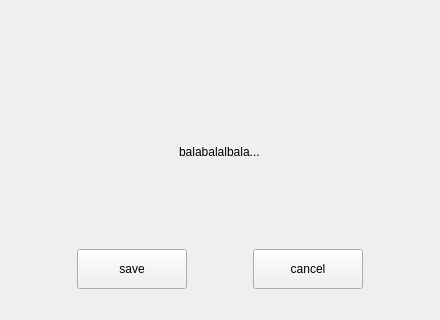
Above: plugins/account/src/pages/biometric-enroll-dialog/face-enroll-dialog/face-enroll-dialog.ui from openeuler-mirror/kiran-control-panel before the change; both pictures show x 0 to 440 and y 230 to 550 of the 440 by 550 pixel window. Below: the same form after it.
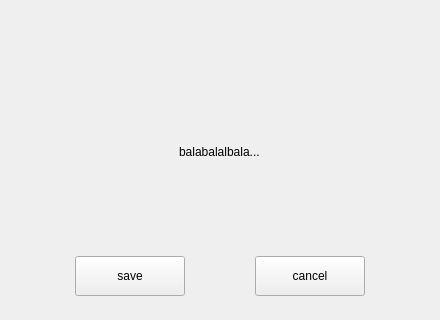
That is the form after the change. Custom widgets are drawn as their Qt base class.

Commit message:
feat(kiranui-2.4): Fixed display of classification sidebar, adjust the main window interface style to color block
- 分类侧边栏固定显示，调整主窗口界面风格为色块

```diff
--- a/plugins/account/src/pages/biometric-enroll-dialog/face-enroll-dialog/face-enroll-dialog.ui
+++ b/plugins/account/src/pages/biometric-enroll-dialog/face-enroll-dialog/face-enroll-dialog.ui
@@ -14,6 +14,39 @@
    <string>FaceEnrollDialog</string>
   </property>
   <layout class="QVBoxLayout" name="verticalLayout">
+   <property name="spacing">
+    <number>0</number>
+   </property>
+   <property name="leftMargin">
+    <number>4</number>
+   </property>
+   <property name="topMargin">
+    <number>4</number>
+   </property>
+   <property name="rightMargin">
+    <number>4</number>
+   </property>
+   <property name="bottomMargin">
+    <number>4</number>
+   </property>
+   <item>
+    <widget class="KiranColorBlock" name="widget" native="true">
+     <layout class="QVBoxLayout" name="verticalLayout_2">
+      <property name="spacing">
+       <number>0</number>
+      </property>
+      <property name="leftMargin">
+       <number>0</number>
+      </property>
+      <property name="topMargin">
+       <number>0</number>
+      </property>
+      <property name="rightMargin">
+       <number>0</number>
+      </property>
+      <property name="bottomMargin">
+       <number>0</number>
+      </property>
    <item>
     <spacer name="verticalSpacer_2">
      <property name="orientation">
@@ -192,6 +225,9 @@
    </item>
   </layout>
  </widget>
+   </item>
+  </layout>
+ </widget>
  <customwidgets>
   <customwidget>
    <class>EnrollProgressBar</class>
@@ -199,6 +235,12 @@
    <header location="global">enroll-progressbar.h</header>
    <container>1</container>
   </customwidget>
+  <customwidget>
+   <class>KiranColorBlock</class>
+   <extends>QWidget</extends>
+   <header>kiran-color-block.h</header>
+   <container>1</container>
+  </customwidget>
  </customwidgets>
  <resources/>
  <connections/>
```
Lines whose indentation alone changed are shown as unchanged. The commit also changes 48 other files.
